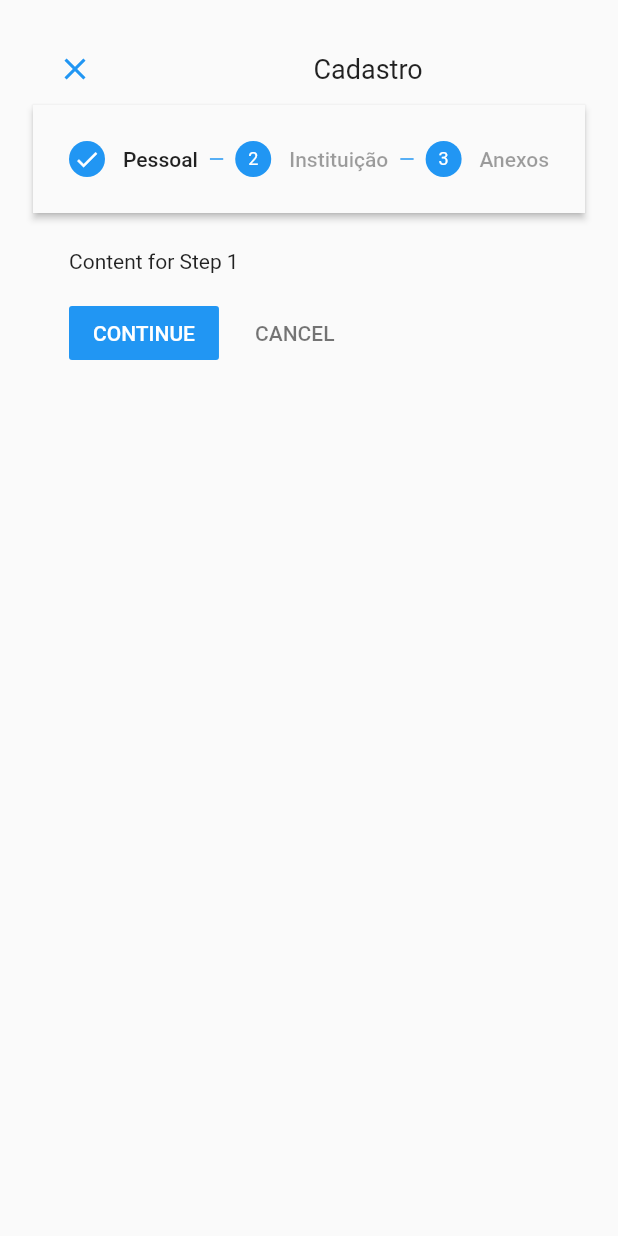
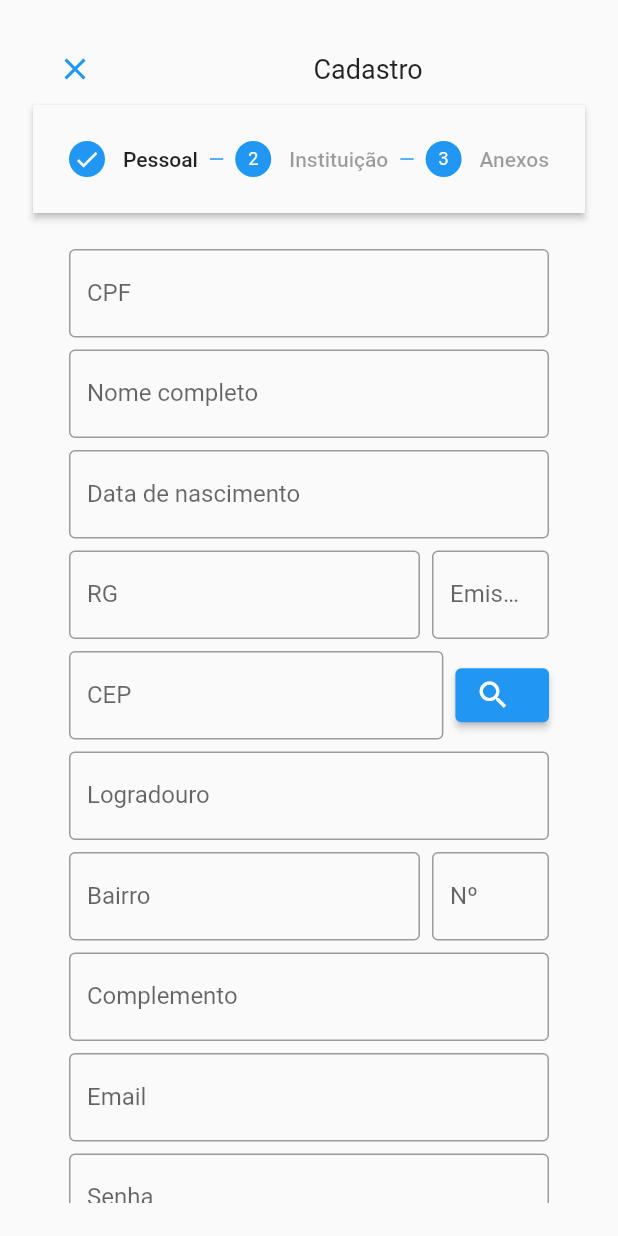
Before and after one commit to VictorCardoso22/carteira, a Flutter app: the DadosPage screen opened by its route, on a phone screen of 412 x 824 dp. Run offline on Flutter 3.47's test engine with Material 2 defaults, Android fonts, the phone set to English and light mode, and no system bars.

Commit message:
feat: form de dados pessoais

```diff
--- a/lib/main.dart
+++ b/lib/main.dart
@@ -1,7 +1,7 @@
-import 'package:carteira/cadastro/cadastro_page.dart';
-import 'package:carteira/dados/dados_page.dart';
 import 'package:carteira/pages/login/login_page.dart';
 import 'package:flutter/material.dart';
+import 'pages/cadastro/cadastro_page.dart';
+import 'pages/dados/dados_page.dart';
 import 'pages/splash/splash_page.dart';
 
 void main() {
--- a/lib/dados/dados_page.dart
+++ b/lib/pages/dados/dados_page.dart
@@ -1,3 +1,4 @@
+import 'package:carteira/pages/dados/pages/dados_pessoais_page.dart';
 import 'package:flutter/material.dart';
 
 class DadosPage extends StatefulWidget {
@@ -47,31 +48,12 @@ class _DadosPageState extends State<DadosPage> {
                   onStepTapped: (step) => tapped(step),
                   onStepContinue: continued,
                   onStepCancel: cancel,
-                  // onStepCancel: () {
-                  //   if (_index > 0) {
-                  //     setState(() {
-                  //       _index -= 1;
-                  //     });
-                  //   }
-                  // },
-                  // onStepContinue: () {
-                  //   // if (_index <= 0) {
-                  //   setState(() {
-                  //     _index += 1;
-                  //   });
-                  //   // }
-                  // },
-                  // onStepTapped: (int index) {
-                  //   setState(() {
-                  //     _index = index;
-                  //   });
-                  // },
                   steps: <Step>[
                     Step(
                       title: const Text('Pessoal'),
                       content: Container(
                         alignment: Alignment.centerLeft,
-                        child: const Text('Content for Step 1'),
+                        child: DadosPessoaisPage(),
                       ),
                       isActive: _index >= 0,
                       state:
--- /dev/null
+++ b/lib/pages/dados/pages/dados_pessoais_page.dart
@@ -0,0 +1,166 @@
+// ignore_for_file: prefer_const_constructors
+
+import 'package:flutter/material.dart';
+import 'package:flutter/src/foundation/key.dart';
+import 'package:flutter/src/widgets/framework.dart';
+
+class DadosPessoaisPage extends StatefulWidget {
+  const DadosPessoaisPage({Key? key}) : super(key: key);
+
+  @override
+  State<DadosPessoaisPage> createState() => _DadosPessoaisPageState();
+}
+
+class _DadosPessoaisPageState extends State<DadosPessoaisPage> {
+  @override
+  Widget build(BuildContext context) {
+    return Column(
+      children: [
+        SizedBox(
+          // width: 328,
+          child: TextField(
+            decoration: InputDecoration(
+              border: OutlineInputBorder(),
+              labelText: 'CPF',
+            ),
+          ),
+        ),
+        SizedBox(height: 8),
+        SizedBox(
+          // width: 328,
+          child: TextField(
+            decoration: InputDecoration(
+              border: OutlineInputBorder(),
+              labelText: 'Nome completo',
+            ),
+          ),
+        ),
+        SizedBox(height: 8),
+        SizedBox(
+          // width: 328,
+          child: TextField(
+            decoration: InputDecoration(
+              border: OutlineInputBorder(),
+              labelText: 'Data de nascimento',
+            ),
+          ),
+        ),
+        SizedBox(height: 8),
+        Row(
+          // ignore: prefer_const_literals_to_create_immutables
+          children: [
+            Expanded(
+              flex: 3,
+              // width: 282,
+              child: TextField(
+                decoration: InputDecoration(
+                  border: OutlineInputBorder(),
+                  labelText: 'RG',
+                ),
+              ),
+            ),
+            SizedBox(width: 8),
+            Expanded(
+              // width: 38,
+              child: TextField(
+                decoration: InputDecoration(
+                  border: OutlineInputBorder(),
+                  labelText: 'Emissor',
+                ),
+              ),
+            ),
+          ],
+        ),
+        SizedBox(height: 8),
+        Row(
+          // ignore: prefer_const_literals_to_create_immutables
+          children: [
+            Expanded(
+              flex: 4,
+              // width: 282,
+              child: TextField(
+                decoration: InputDecoration(
+                  border: OutlineInputBorder(),
+                  labelText: 'CEP',
+                ),
+              ),
+            ),
+            SizedBox(width: 8),
+            Expanded(
+              // width: 38,
+              child: ElevatedButton.icon(
+                  onPressed: () {}, icon: Icon(Icons.search), label: Text("")),
+            ),
+          ],
+        ),
+        SizedBox(height: 8),
+        SizedBox(
+          // width: 328,
+          child: TextField(
+            decoration: InputDecoration(
+              border: OutlineInputBorder(),
+              labelText: 'Logradouro',
+            ),
+          ),
+        ),
+        SizedBox(height: 8),
+        Row(
+          // ignore: prefer_const_literals_to_create_immutables
+          children: [
+            Expanded(
+              flex: 3,
+              // width: 282,
+              child: TextField(
+                decoration: InputDecoration(
+                  border: OutlineInputBorder(),
+                  labelText: 'Bairro',
+                ),
+              ),
+            ),
+            SizedBox(width: 8),
+            Expanded(
+              // width: 38,
+              child: TextField(
+                decoration: InputDecoration(
+                  border: OutlineInputBorder(),
+                  labelText: 'Nº',
+                ),
+              ),
+            ),
+          ],
+        ),
+        SizedBox(height: 8),
+        SizedBox(
+          // width: 328,
+          child: TextField(
+            decoration: InputDecoration(
+              border: OutlineInputBorder(),
+              labelText: 'Complemento',
+            ),
+          ),
+        ),
+        SizedBox(height: 8),
+        SizedBox(
+          // width: 328,
+          child: TextField(
+            decoration: InputDecoration(
+              border: OutlineInputBorder(),
+              labelText: 'Email',
+            ),
+          ),
+        ),
+        SizedBox(height: 8),
+        SizedBox(
+          // width: 328,
+          child: TextField(
+            decoration: InputDecoration(
+              border: OutlineInputBorder(),
+              labelText: 'Senha',
+            ),
+          ),
+        ),
+        SizedBox(height: 8),
+      ],
+    );
+  }
+}
```
Also changed, not shown: lib/pages/cadastro/cadastro_page.dart (renamed from lib/cadastro/cadastro_page.dart).
